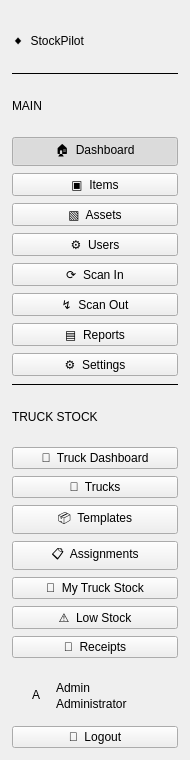
Before: the Qt Designer form InventoryQtApp/SidebarWidget.ui in Felipeact/InventoryQtApp, drawn with Qt 5.
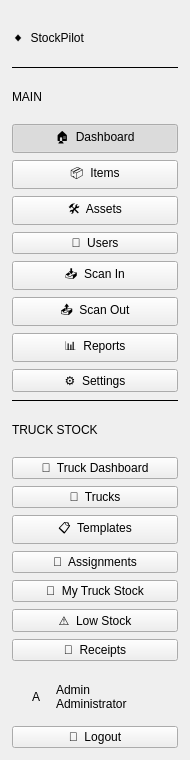
After: the same form once the commit is applied.

Commit message: Unify sidebar to a consistent, semantic icon set

Diff of the .ui file:
```diff
--- a/InventoryQtApp/SidebarWidget.ui
+++ b/InventoryQtApp/SidebarWidget.ui
@@ -87,7 +87,7 @@
 			<item>
 				<widget class="QPushButton" name="itemsButton">
 					<property name="text">
-						<string>▣  Items</string>
+						<string>📦  Items</string>
 					</property>
 					<property name="checkable">
 						<bool>true</bool>
@@ -98,7 +98,7 @@
 			<item>
 				<widget class="QPushButton" name="assetsButton">
 					<property name="text">
-						<string>▧  Assets</string>
+						<string>🛠️  Assets</string>
 					</property>
 					<property name="checkable">
 						<bool>true</bool>
@@ -109,7 +109,7 @@
 			<item>
 				<widget class="QPushButton" name="usersButton">
 					<property name="text">
-						<string>⚙  Users</string>
+						<string>👥  Users</string>
 					</property>
 					<property name="checkable">
 						<bool>true</bool>
@@ -120,7 +120,7 @@
 			<item>
 				<widget class="QPushButton" name="scanInButton">
 					<property name="text">
-						<string>⟳  Scan In</string>
+						<string>📥  Scan In</string>
 					</property>
 					<property name="checkable">
 						<bool>true</bool>
@@ -131,7 +131,7 @@
 			<item>
 				<widget class="QPushButton" name="scanOutButton">
 					<property name="text">
-						<string>↯  Scan Out</string>
+						<string>📤  Scan Out</string>
 					</property>
 					<property name="checkable">
 						<bool>true</bool>
@@ -142,7 +142,7 @@
 			<item>
 				<widget class="QPushButton" name="reportsButton">
 					<property name="text">
-						<string>▤  Reports</string>
+						<string>📊  Reports</string>
 					</property>
 					<property name="checkable">
 						<bool>true</bool>
@@ -202,7 +202,7 @@
 			<item>
 				<widget class="QPushButton" name="templatesButton">
 					<property name="text">
-						<string>📦  Templates</string>
+						<string>📋  Templates</string>
 					</property>
 					<property name="checkable">
 						<bool>true</bool>
@@ -213,7 +213,7 @@
 			<item>
 				<widget class="QPushButton" name="assignmentsButton">
 					<property name="text">
-						<string>📋  Assignments</string>
+						<string>🔗  Assignments</string>
 					</property>
 					<property name="checkable">
 						<bool>true</bool>
```
